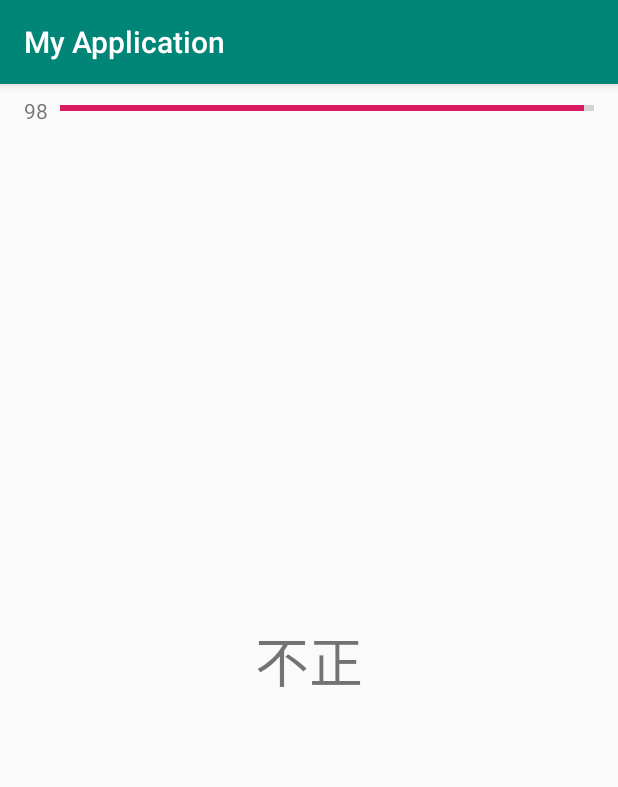
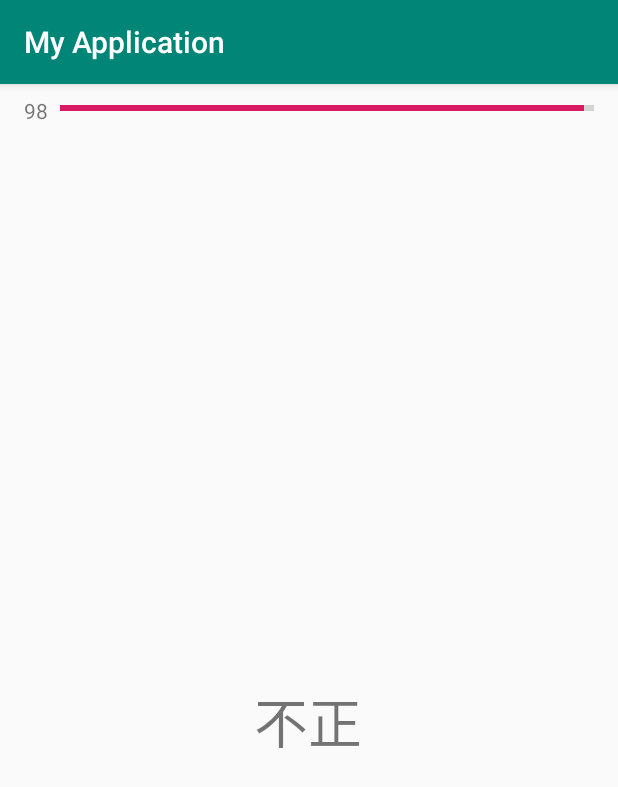
Before and after one commit to NorikiIkeuchi/Functions, an Android app: the GameActivity screen opened directly, with no data from a screen before it, on a phone screen of 412 x 824 dp. Shown: the top 787 px of the screen. Run offline under Robolectric (Android 15) with nearby library versions, the phone set to English and light mode, and no system bars.

Commit message:
no message

```diff
--- a/aa/app/src/main/java/com/example/draw/myapplication/GameActivity.java
+++ b/aa/app/src/main/java/com/example/draw/myapplication/GameActivity.java
@@ -7,11 +7,14 @@ import android.os.Bundle;
 import android.os.Handler;
 import android.widget.ProgressBar;
 import android.widget.TextView;
+import android.view.View;
+
 
 public class GameActivity extends AppCompatActivity {
     TextView textTIme;
     ProgressBar pb;
     int time;
+
 
     @Override
     protected void onCreate(Bundle savedInstanceState) {
@@ -43,9 +46,11 @@ public class GameActivity extends AppCompatActivity {
 
         TextView tv = findViewById(R.id.textView);
 
+
         switch (nannido){
             case 10:
                 tv.setText("中学一年生");
+
                 break;
             case 11:
                 tv.setText("中学二年生");
@@ -68,4 +73,5 @@ public class GameActivity extends AppCompatActivity {
         }
 
     }
+
 }
--- a/aa/app/src/main/res/layout/activity_game.xml
+++ b/aa/app/src/main/res/layout/activity_game.xml
@@ -42,6 +42,10 @@
         android:textSize="36sp"
         app:layout_constraintBottom_toBottomOf="parent"
         app:layout_constraintEnd_toEndOf="parent"
+        app:layout_constraintHorizontal_bias="0.498"
         app:layout_constraintStart_toStartOf="parent"
-        app:layout_constraintTop_toTopOf="parent" />
+        app:layout_constraintTop_toTopOf="parent"
+        app:layout_constraintVertical_bias="0.557" />
+
+
 </androidx.constraintlayout.widget.ConstraintLayout>
```
Also changed, not shown: aa/build.gradle (+8 -0 lines).
